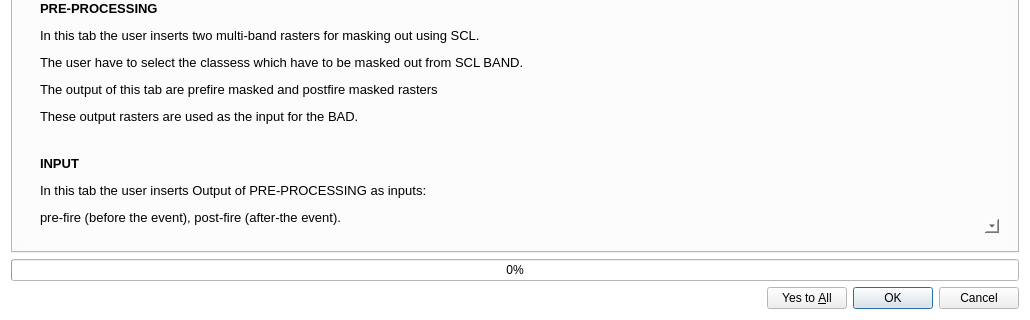
This is BAD_dialog_base.ui in silviamacchi/BAD_v.3.0.0 as Qt 5 draws it before an edit; both pictures show x 0 to 1030 and y 380 to 700 of the 1030 by 700 pixel window. The edited form follows.
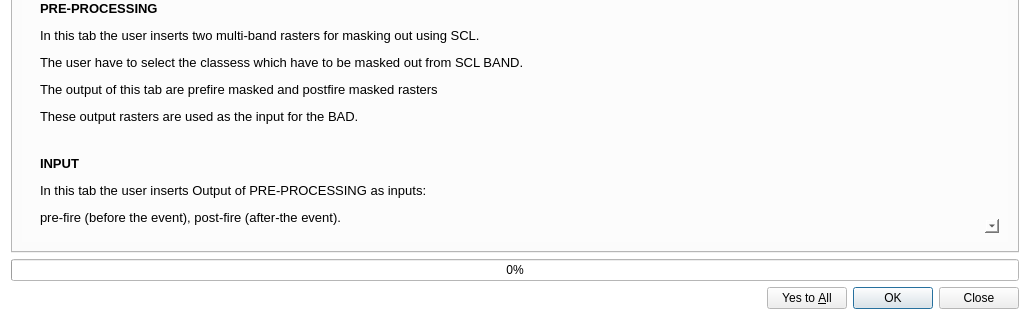
This is the edited form. The open tabs and pages were chosen to show the change.

Commit message: changed name 'cancel' button in 'close'

Diff of the .ui file:
```diff
--- a/BAD_dialog_base.ui
+++ b/BAD_dialog_base.ui
@@ -144,7 +144,7 @@
       <enum>Qt::Horizontal</enum>
      </property>
      <property name="standardButtons">
-      <set>QDialogButtonBox::Cancel|QDialogButtonBox::Ok|QDialogButtonBox::YesToAll</set>
+      <set>QDialogButtonBox::Close|QDialogButtonBox::Ok|QDialogButtonBox::YesToAll</set>
      </property>
     </widget>
    </item>
```
Left out of the diff: 2 changed lines with no effect on the pictures.
